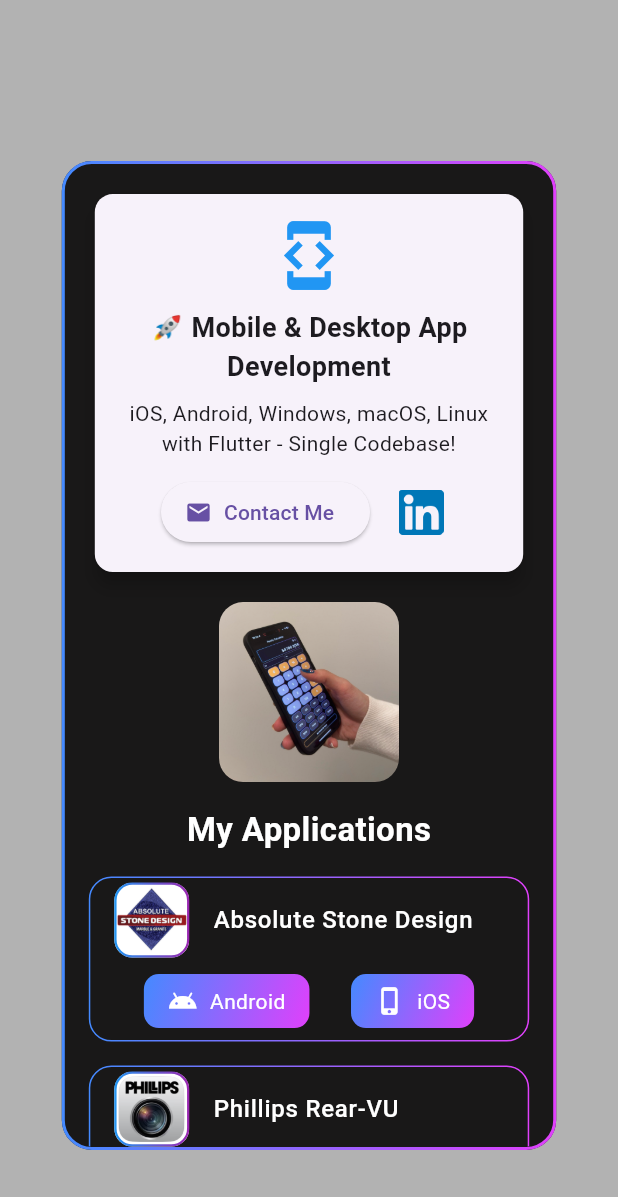
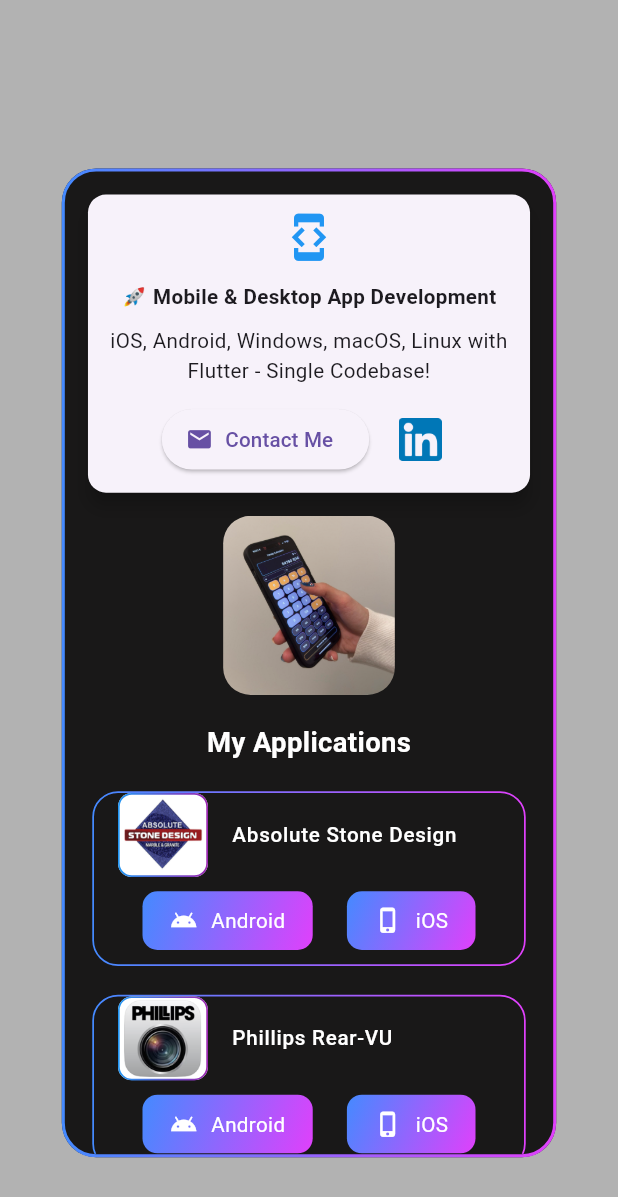
Before and after one commit to johnhcolani/HandiCalc, a Flutter app: the AppInfoOverlay screen opened directly, on a phone screen of 412 x 824 dp. Shown: the top 1197 px of the screen. Run offline on Flutter 3.47's test engine with Material 3 defaults, Android fonts, the phone set to English and light mode, and no system bars; our stand-ins replace flutter_bloc, flutter_screenutil, gradient_borders, lottie; missing offline and left inert: fraction.

Commit message:
App is responsive now

```diff
--- a/lib/features/calculator/presentation/widgets/app_info_overlay.dart
+++ b/lib/features/calculator/presentation/widgets/app_info_overlay.dart
@@ -1,4 +1,5 @@
 import 'package:flutter/material.dart';
+import 'package:flutter_screenutil/flutter_screenutil.dart';
 import 'package:gradient_borders/gradient_borders.dart';
 import 'package:handi_calc/features/calculator/presentation/widgets/service_banner.dart';
 import 'package:url_launcher/url_launcher.dart';
@@ -100,10 +101,10 @@ class _AppInfoOverlayState extends State<AppInfoOverlay>
                     maxWidth: size.width * 0.8,
                     maxHeight: size.height * 0.8,
                   ),
-                  margin: const EdgeInsets.only(top: 50),
-                  decoration: const BoxDecoration(
+                  margin:  EdgeInsets.only(top: 50.h),
+                  decoration:  BoxDecoration(
                     color: Color(0xFF191818),
-                    borderRadius: BorderRadius.all(Radius.circular(20)),
+                    borderRadius: BorderRadius.all(Radius.circular(20.r)),
                     border: GradientBoxBorder(
                       gradient: LinearGradient(colors: [
                         Colors.blueAccent,
@@ -113,31 +114,31 @@ class _AppInfoOverlayState extends State<AppInfoOverlay>
                     ),
                   ),
                   child: ClipRRect(
-                    borderRadius: BorderRadius.circular(20),
+                    borderRadius: BorderRadius.circular(20.r),
                     child: Column(
                       children: [
                         ServiceAdBanner(),
 
                         Padding(
-                          padding: const EdgeInsets.only(bottom: 8.0),
+                          padding:  EdgeInsets.only(bottom: 8.h),
                           child: ClipRRect(
-                            borderRadius: BorderRadius.circular(16),
+                            borderRadius: BorderRadius.circular(16.r),
                             child: Container(
                                 decoration: BoxDecoration(
-                                borderRadius: BorderRadius.circular(16),
+                                  borderRadius: BorderRadius.circular(16.r),
                                 ),
-                                height: 120,
-                                width: 120,
+                                height: 100.h,
+                                width: 100.w,
                                 child: Image.asset("assets/images/Melody.jpg",fit: BoxFit.cover,)),
                           ),
                         ),
-                        const Padding(
-                          padding: EdgeInsets.all(8.0),
+                        Padding(
+                          padding: EdgeInsets.all(8.h),
                           child: Text(
                             'My Applications',
                             style: TextStyle(
                               color: Colors.white,
-                              fontSize: 22,
+                              fontSize: 16.sp,
                               fontWeight: FontWeight.bold,
                             ),
                           ),
@@ -197,49 +198,49 @@ class _AppListItem extends StatelessWidget {
   @override
   Widget build(BuildContext context) {
     return Container(
-      margin: const EdgeInsets.symmetric(horizontal: 16, vertical: 8),
+      margin:  EdgeInsets.symmetric(horizontal: 16.w, vertical: 8.h),
       decoration: BoxDecoration(
-        borderRadius: BorderRadius.circular(15),
-        border: const GradientBoxBorder(
+        borderRadius: BorderRadius.circular(15.r),
+        border:  GradientBoxBorder(
           gradient: LinearGradient(colors: [
             Colors.blueAccent,
             Colors.purpleAccent
           ]),
-          width: 1,
+          width: 1.r,
         ),
       ),
       child: Column(
         children: [
           ListTile(
             leading: Container(
-              width: 50,
-              height: 50,
+              width: 60,
+              height: 60,
               decoration: BoxDecoration(
-                borderRadius: BorderRadius.circular(12),
+                borderRadius: BorderRadius.circular(8.r),
                 image: DecorationImage(
                   image: AssetImage(app.iconPath),
                   fit: BoxFit.cover,
                 ),
-                border: const GradientBoxBorder(
+                border:  GradientBoxBorder(
                   gradient: LinearGradient(colors: [
                     Colors.blue,
                     Colors.purple
                   ]),
-                  width: 1.5,
+                  width: 1.r,
                 ),
               ),
             ),
             title: Text(
               app.name,
-              style: const TextStyle(
+              style:  TextStyle(
                 color: Colors.white,
-                fontSize: 16,
+                fontSize: 12.sp,
                 fontWeight: FontWeight.w500,
               ),
             ),
           ),
           Padding(
-            padding: const EdgeInsets.all(8.0),
+            padding:  EdgeInsets.all(8.h),
             child: Row(
               mainAxisAlignment: MainAxisAlignment.spaceEvenly,
               children: [
@@ -278,7 +279,7 @@ class _PlatformButton extends StatelessWidget {
     return GestureDetector(
       onTap: onTap,
       child: Container(
-        padding: const EdgeInsets.symmetric(horizontal: 16, vertical: 8),
+        padding:  EdgeInsets.symmetric(horizontal: 16.w, vertical: 8.h),
         decoration: BoxDecoration(
           borderRadius: BorderRadius.circular(10),
           gradient: const LinearGradient(
@@ -289,13 +290,13 @@ class _PlatformButton extends StatelessWidget {
         ),
         child: Row(
           children: [
-            Icon(icon, color: Colors.white, size: 20),
-            const SizedBox(width: 8),
+            Icon(icon, color: Colors.white, size: 16.r),
+            SizedBox(width: 8.w),
             Text(
               label,
-              style: const TextStyle(
+              style:  TextStyle(
                 color: Colors.white,
-                fontSize: 14,
+                fontSize: 12.sp,
               ),
             ),
           ],
--- a/lib/features/calculator/presentation/widgets/service_banner.dart
+++ b/lib/features/calculator/presentation/widgets/service_banner.dart
@@ -1,4 +1,5 @@
 import 'package:flutter/material.dart';
+import 'package:flutter_screenutil/flutter_screenutil.dart';
 import 'package:url_launcher/url_launcher.dart';
 
 class ServiceAdBanner extends StatelessWidget {
@@ -14,26 +15,26 @@ class ServiceAdBanner extends StatelessWidget {
   @override
   Widget build(BuildContext context) {
     return Padding(
-      padding: const EdgeInsets.all(16),
+      padding:  EdgeInsets.all(10.w),
       child: Card(
         elevation: 5,
         shape: RoundedRectangleBorder(borderRadius: BorderRadius.circular(12)),
         child: Padding(
-          padding: const EdgeInsets.all(16),
+          padding:  EdgeInsets.all(10.w),
           child: Column(
             mainAxisSize: MainAxisSize.min,
             children: [
-              const Icon(Icons.developer_mode, size: 50, color: Colors.blue),
-              const SizedBox(height: 10),
-              const Text(
+              Icon(Icons.developer_mode, size: 30.w, color: Colors.blue),
+              SizedBox(height: 10.h),
+              Text(
                 "🚀 Mobile & Desktop App Development",
-                style: TextStyle(fontSize: 18, fontWeight: FontWeight.bold),
+                style: TextStyle(fontSize: 12.sp, fontWeight: FontWeight.bold),
                 textAlign: TextAlign.center,
               ),
-              const SizedBox(height: 8),
-              const Text(
+              SizedBox(height: 8.h),
+              Text(
                 "iOS, Android, Windows, macOS, Linux with Flutter - Single Codebase!",
-                style: TextStyle(fontSize: 14),
+                style: TextStyle(fontSize: 12.sp),
                 textAlign: TextAlign.center,
               ),
               const SizedBox(height: 12),
@@ -42,15 +43,15 @@ class ServiceAdBanner extends StatelessWidget {
                 children: [
                   ElevatedButton.icon(
                     onPressed: () => _launchURL("mailto:your_email@example.com"), // Email link
-                    icon: const Icon(Icons.email),
-                    label: const Text("Contact Me"),
+                    icon:  Icon(Icons.email,size: 16.w,),
+                    label:  Text("Contact Me",style: TextStyle(fontSize: 12.sp),),
                   ),
                   const SizedBox(width: 10), // Spacing between buttons
                   IconButton(
                     onPressed: () => _launchURL("https://www.linkedin.com/in/john-colani-43344a70/"), // LinkedIn profile
                     icon:  SizedBox(
-                        height: 30,
-                        width: 30,
+                        height: 25.h,
+                        width: 25.w,
                         child: Image.asset("assets/icons/linkedin.png")),
 
                     // style: ElevatedButton.styleFrom(
--- a/lib/features/splash_feature/presentation/screens/splash_screen.dart
+++ b/lib/features/splash_feature/presentation/screens/splash_screen.dart
@@ -1,5 +1,6 @@
 import 'package:flutter/material.dart';
 import 'package:flutter_bloc/flutter_bloc.dart';
+import 'package:flutter_screenutil/flutter_screenutil.dart';
 import 'package:lottie/lottie.dart';  // Import Lottie package
 import 'package:handi_calc/features/splash_feature/presentation/bloc/splash_bloc.dart';
 import 'package:handi_calc/features/splash_feature/presentation/bloc/splash_event.dart';
@@ -36,7 +37,7 @@ class _SplashScreenState extends State<SplashScreen> {
         backgroundColor: const Color(0xFF191818FF),
         body: Center(
           child: SizedBox(
-            width: 350,
+            width: 250.w,
             child: Lottie.asset(
               'assets/images/splash.json', // Path to your Lottie JSON
               fit: BoxFit.cover,
--- a/pubspec.yaml
+++ b/pubspec.yaml
@@ -41,6 +41,7 @@ dependencies:
   lottie: ^3.3.1
   url_launcher: ^6.3.1
   change_app_package_name: ^1.4.0
+  flutter_screenutil: ^5.9.3
 
 dev_dependencies:
   flutter_test:
```
Also changed, not shown: lib/features/calculator/presentation/screens/fraction_calculator_screen.dart (+27 -142 lines), lib/features/calculator/presentation/widgets/calculator_button.dart (+52 -27 lines), lib/main.dart (+12 -5 lines), pubspec.lock, 125 other files. Lines whose indentation alone changed are shown as unchanged.
